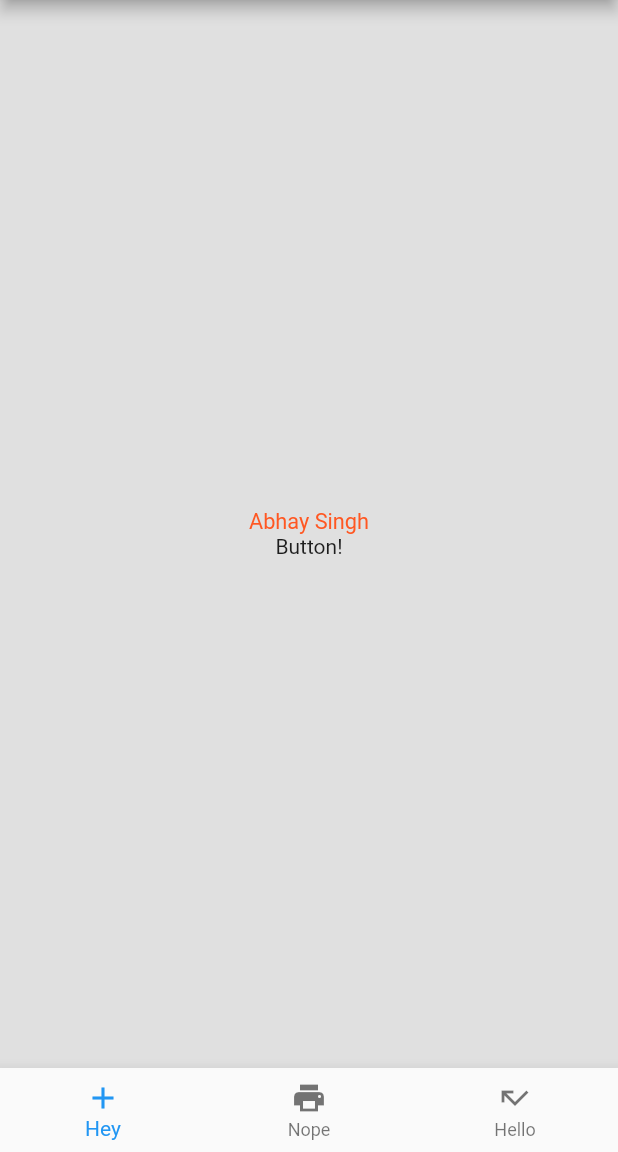
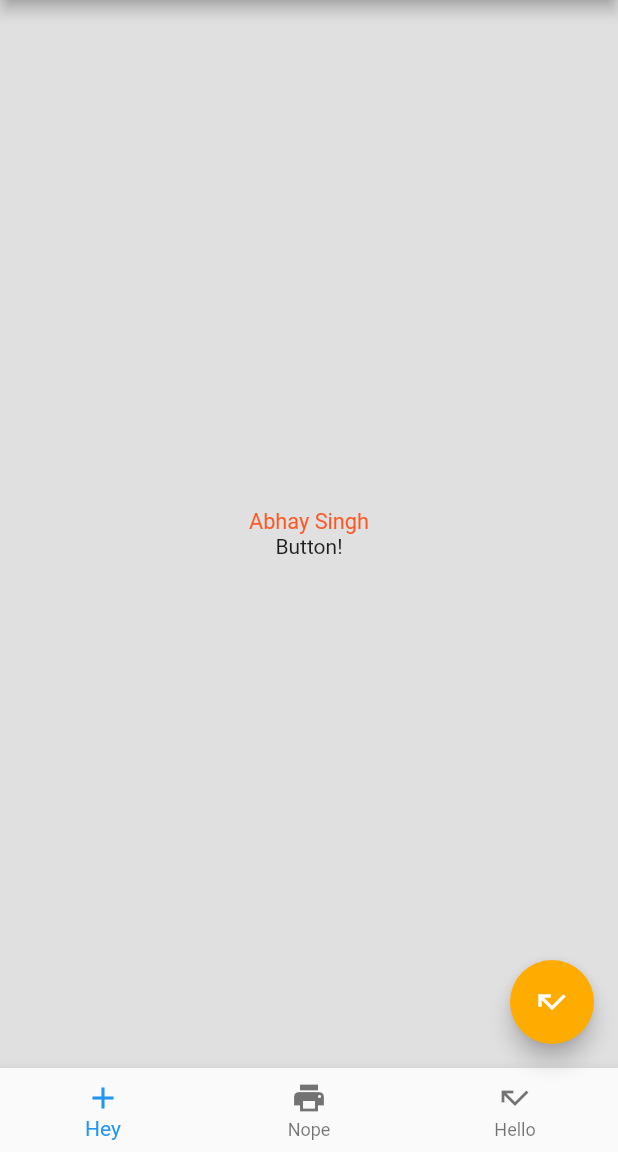
Before and after one commit to Abhaybsingh19w33/udemy-flutter-course-revision, a Flutter app: the screen it shows after launch, on a phone screen of 412 x 824 dp, the part 84-1236 px from its top. Run offline on Flutter 3.47's test engine with Material 2 defaults, Android fonts, the light colour scheme and no system bars; missing offline and left inert: dart:html.

Commit message:
part 4 floating action button

```diff
--- a/10_intro_scaffold/lib/ui/home.dart
+++ b/10_intro_scaffold/lib/ui/home.dart
@@ -59,16 +59,16 @@ class Home extends StatelessWidget {
         ),
       ),
 
-      // // part 4 ------------------------------------------------
-      // // adding the floating button
-      // floatingActionButton: FloatingActionButton(
-      //   //  on pressed will call the assigned function when we press the floating button
-      //   onPressed: () => debugPrint("Pressed!"),
-      //   backgroundColor: Colors.lightGreen,
-      //   // tool tip
-      //   tooltip: 'Going Up!',
-      //   child: Icon(Icons.call_missed),
-      // ),
+      // part 4 ------------------------------------------------
+      // adding the floating button
+      floatingActionButton: FloatingActionButton(
+        //  on pressed will call the assigned function when we press the floating button
+        onPressed: () => debugPrint("Pressed!"),
+        backgroundColor: Colors.amberAccent.shade700,
+        // tool tip -  it like label appeared when button is pressed for long
+        tooltip: 'Going Up!',
+        child: const Icon(Icons.call_missed),
+      ),
 
       // part 3 ----------------------------------------
       // adding bottom navigator
```
